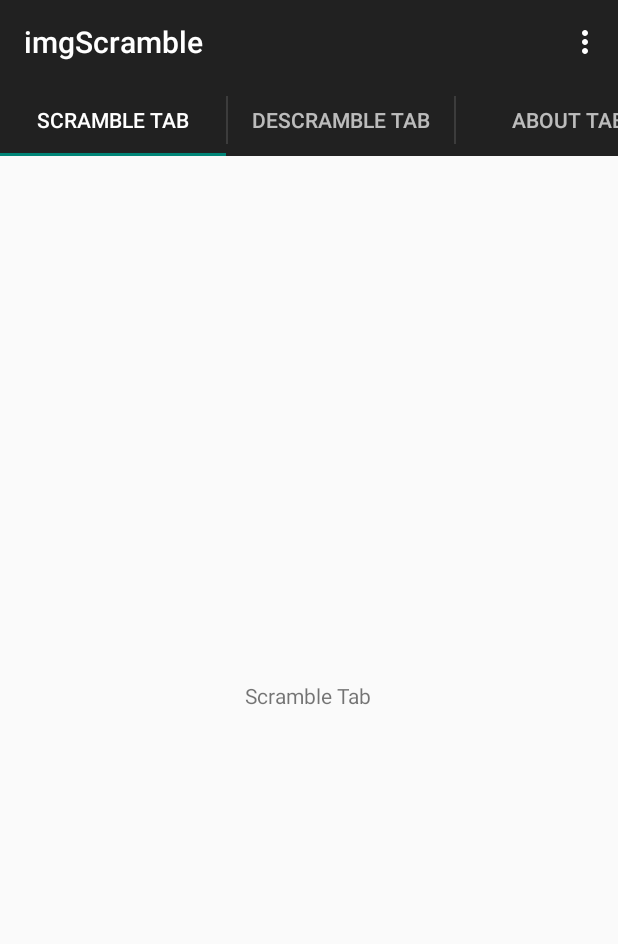
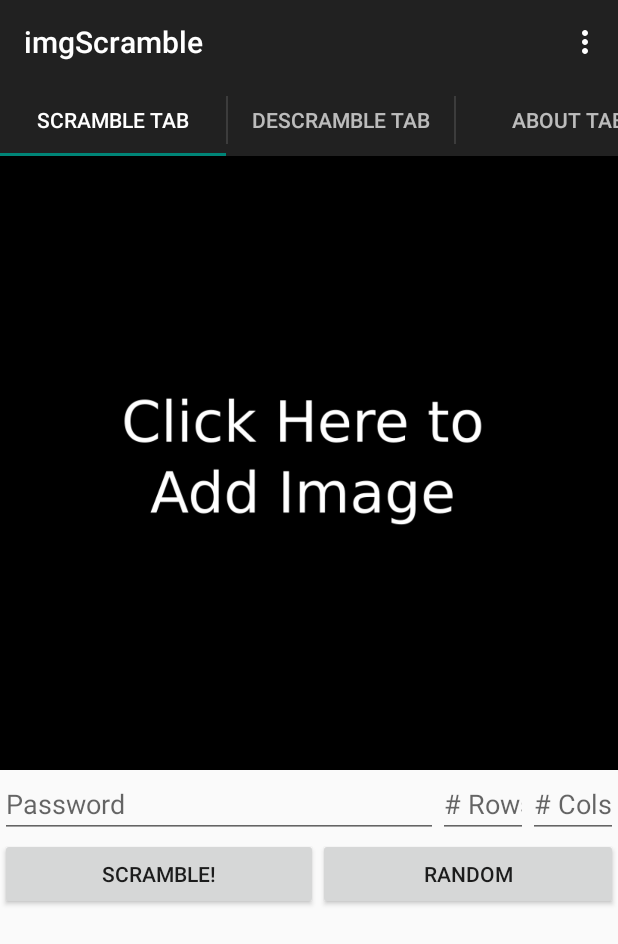
Before and after one commit to calvinku96/imgScramble, an Android app: the screen it shows after launch (MainActivity), in the options menu, after a tap on "Settings", on a phone screen of 412 x 824 dp. Shown: the top 944 px of the screen. Run offline under Robolectric (Android 15) with nearby library versions, the phone set to English and light mode, and no system bars.

Commit message:
Add UI for Scramble

```diff
--- a/app/build.gradle
+++ b/app/build.gradle
@@ -6,7 +6,7 @@
 
     defaultConfig {
         applicationId "com.example.calvin.imgscramble"
-        minSdkVersion 15
+        minSdkVersion 16
         targetSdkVersion 22
         versionCode 1
         versionName "1.0"
--- a/app/src/main/java/com/example/calvin/imgscramble/DescrambleFragment.java
+++ b/app/src/main/java/com/example/calvin/imgscramble/DescrambleFragment.java
@@ -5,6 +5,7 @@
 import android.view.LayoutInflater;
 import android.view.View;
 import android.view.ViewGroup;
+import android.widget.Toast;
 
 /**
  * Created by calvin on 6/2/15.
@@ -14,4 +15,6 @@
     public View onCreateView(LayoutInflater inflater, ViewGroup container, Bundle savedInstanceState){
         return inflater.inflate(R.layout.fragment_descramble, container, false);
     }
+
+
 }
--- a/app/src/main/java/com/example/calvin/imgscramble/MainActivity.java
+++ b/app/src/main/java/com/example/calvin/imgscramble/MainActivity.java
@@ -1,7 +1,13 @@
 package com.example.calvin.imgscramble;
 
+import java.io.InputStream;
 import java.util.Locale;
 
+import android.content.Intent;
+import android.database.Cursor;
+import android.graphics.BitmapFactory;
+import android.net.Uri;
+import android.provider.MediaStore;
 import android.support.v7.app.ActionBarActivity;
 import android.support.v7.app.ActionBar;
 import android.support.v4.app.Fragment;
@@ -16,7 +22,9 @@
 import android.view.MenuItem;
 import android.view.View;
 import android.view.ViewGroup;
+import android.widget.ImageView;
 import android.widget.TextView;
+import android.widget.Toast;
 
 
 public class MainActivity extends ActionBarActivity implements ActionBar.TabListener {
@@ -35,6 +43,9 @@
      * The {@link ViewPager} that will host the section contents.
      */
     ViewPager mViewPager;
+    private static final int SELECT_PICTURE = 1;
+    private String selectedImagePath;
+    boolean selected = false;
 
     @Override
     protected void onCreate(Bundle savedInstanceState) {
@@ -195,4 +206,30 @@
         }
     }
 
+    //Scramble Tab
+    public void scrambleGetImage (View v){
+        //Toast.makeText(this, "Getting Image", Toast.LENGTH_SHORT).show();
+        Intent intent = new Intent(Intent.ACTION_GET_CONTENT);
+        intent.setType("image/*");
+        startActivityForResult(intent, SELECT_PICTURE);
+    }
+
+    @Override
+    public void onActivityResult(int requestCode, int resultCode, Intent data) {
+        // Check which request we are reponding to
+        ImageView image = (ImageView)findViewById(R.id.scrambleImageView);
+        if (requestCode == SELECT_PICTURE && resultCode == RESULT_OK && data!=null){
+            Uri selectedImageUri = data.getData();
+            image.setImageURI(selectedImageUri);
+        }
+
+    }
+
+    public void scrambleStart (View v){
+        Toast.makeText(this, "Scrambling", Toast.LENGTH_SHORT).show();
+    }
+    public void scrambleRandom (View v){
+        Toast.makeText(this, "Random", Toast.LENGTH_SHORT).show();
+    }
+
 }
--- a/app/src/main/java/com/example/calvin/imgscramble/ScrambleFragment.java
+++ b/app/src/main/java/com/example/calvin/imgscramble/ScrambleFragment.java
@@ -5,6 +5,7 @@
 import android.view.LayoutInflater;
 import android.view.View;
 import android.view.ViewGroup;
+import android.widget.Toast;
 
 /**
  * Created by calvin on 6/2/15.
@@ -14,4 +15,6 @@
     public View onCreateView(LayoutInflater inflater, ViewGroup container, Bundle savedInstanceState){
         return inflater.inflate(R.layout.fragment_scramble, container, false);
     }
+
+
 }
--- a/app/src/main/res/layout/fragment_descramble.xml
+++ b/app/src/main/res/layout/fragment_descramble.xml
@@ -2,12 +2,16 @@
 <RelativeLayout xmlns:android="http://schemas.android.com/apk/res/android"
     android:orientation="vertical" android:layout_width="match_parent"
     android:layout_height="match_parent">
-
-    <TextView
+    <ImageView
         android:layout_width="wrap_content"
         android:layout_height="wrap_content"
-        android:text="@string/tab_descramble"
-        android:id="@+id/textView"
-        android:layout_centerVertical="true"
-        android:layout_centerHorizontal="true" />
+        android:id="@+id/scrambleImageView"
+        android:src="@drawable/add_image"
+        android:adjustViewBounds="true"
+        android:layout_alignParentTop="true"
+        android:layout_alignParentLeft="true"
+        android:layout_alignParentStart="true"
+        android:layout_marginTop="20dp"
+        android:clickable="true"
+        android:onClick="scrambleGetImage" />
 </RelativeLayout>
--- a/app/src/main/res/layout/fragment_scramble.xml
+++ b/app/src/main/res/layout/fragment_scramble.xml
@@ -3,11 +3,94 @@
     android:orientation="vertical" android:layout_width="match_parent"
     android:layout_height="match_parent">
 
-    <TextView
+    <LinearLayout
+        android:orientation="horizontal"
+        android:layout_width="match_parent"
+        android:layout_height="wrap_content"
+        android:layout_alignParentTop="true"
+        android:layout_alignParentLeft="true"
+        android:layout_alignParentStart="true"
+        android:id="@+id/scrambleImageViewLayout"
+        android:gravity="center">
+
+        <ImageView
+            android:layout_width="wrap_content"
+            android:layout_height="wrap_content"
+            android:id="@+id/scrambleImageView"
+            android:src="@drawable/add_image"
+            android:adjustViewBounds="true"
+            android:clickable="true"
+            android:onClick="scrambleGetImage"
+            android:layout_alignParentTop="true"
+            android:layout_alignParentLeft="true"
+            android:layout_alignParentStart="true" />
+    </LinearLayout>
+
+    <EditText
         android:layout_width="wrap_content"
         android:layout_height="wrap_content"
-        android:text="@string/tab_scramble"
-        android:id="@+id/textView"
-        android:layout_centerVertical="true"
-        android:layout_centerHorizontal="true" />
+        android:inputType="textPassword"
+        android:ems="10"
+        android:id="@+id/scramble_password"
+        android:layout_below="@+id/scrambleImageViewLayout"
+        android:layout_alignParentLeft="true"
+        android:layout_alignParentStart="true"
+        android:layout_toLeftOf="@+id/scramble_row"
+        android:layout_toStartOf="@+id/scramble_row"
+        android:hint="@string/scramble_password" />
+
+    <EditText
+        android:layout_width="wrap_content"
+        android:layout_height="wrap_content"
+        android:inputType="number"
+        android:ems="10"
+        android:id="@+id/scramble_row"
+        android:width="60dp"
+        android:hint="@string/scramble_rows"
+        android:layout_below="@+id/scrambleImageViewLayout"
+        android:layout_toLeftOf="@+id/scramble_cols"
+        android:layout_toStartOf="@+id/scramble_cols" />
+
+    <EditText
+        android:layout_width="wrap_content"
+        android:layout_height="wrap_content"
+        android:inputType="number"
+        android:ems="10"
+        android:id="@+id/scramble_cols"
+        android:width="60dp"
+        android:layout_below="@+id/scrambleImageViewLayout"
+        android:layout_alignParentRight="true"
+        android:layout_alignParentEnd="true"
+        android:hint="@string/scramble_columns" />
+
+    <LinearLayout
+        android:orientation="horizontal"
+        android:layout_width="match_parent"
+        android:layout_height="wrap_content"
+        android:layout_below="@+id/scramble_password"
+        android:layout_alignParentLeft="true"
+        android:layout_alignParentStart="true"
+        android:weightSum="2">
+
+        <Button
+            android:layout_width="wrap_content"
+            android:layout_height="wrap_content"
+            android:text="@string/scramble_button"
+            android:id="@+id/scramble_scramble"
+            android:layout_alignParentLeft="true"
+            android:layout_alignParentStart="true"
+            android:layout_gravity="center_vertical"
+            android:layout_weight="1"
+            android:onClick="scrambleStart" />
+
+        <Button
+            android:layout_width="wrap_content"
+            android:layout_height="wrap_content"
+            android:text="@string/scramble_random"
+            android:id="@+id/scramble_random"
+            android:layout_weight="1"
+            android:onClick="scrambleRandom" />
+
+    </LinearLayout>
+
 </RelativeLayout>
--- a/app/src/main/res/values/strings.xml
+++ b/app/src/main/res/values/strings.xml
@@ -12,4 +12,12 @@
     <string name="tab_about">About Tab</string>
 
     <string name="action_settings">Settings</string>
+
+
+    <string name="scramble_section">Scramble an Image</string>
+    <string name="scramble_button">Scramble!</string>
+    <string name="scramble_password">Password</string>
+    <string name="scramble_rows"># Rows</string>
+    <string name="scramble_columns"># Cols</string>
+    <string name="scramble_random">Random</string>
 </resources>
```
Also changed, not shown: app/src/main/res/drawable/add_image.png (added), 3 other files.
